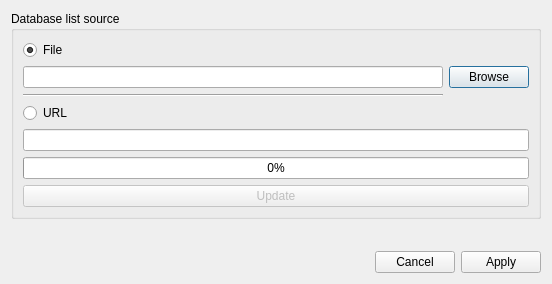
Before: the Qt Designer form src/configui.ui in ibre5041/OraPassGen, drawn with Qt 5.
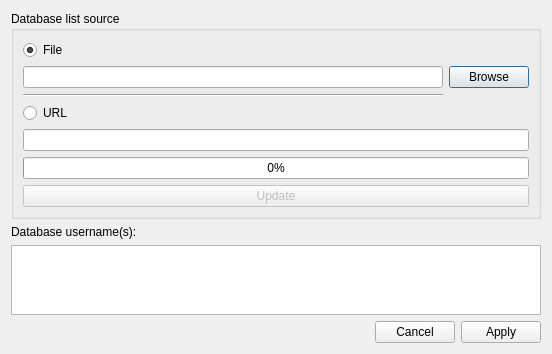
After: the same form once the commit is applied.

Commit message: usernames option in the GUI

```diff
--- a/src/configui.ui
+++ b/src/configui.ui
@@ -7,7 +7,7 @@
     <x>0</x>
     <y>0</y>
     <width>552</width>
-    <height>284</height>
+    <height>344</height>
    </rect>
   </property>
   <property name="windowTitle">
@@ -107,6 +107,16 @@
      </layout>
     </widget>
    </item>
+   <item>
+    <widget class="QLabel" name="label">
+     <property name="text">
+      <string>Database username(s):</string>
+     </property>
+    </widget>
+   </item>
+   <item>
+    <widget class="QPlainTextEdit" name="usernamesTextEdit"/>
+   </item>
    <item>
     <spacer name="verticalSpacer">
      <property name="orientation">
```
The commit also changes 5 other files.
